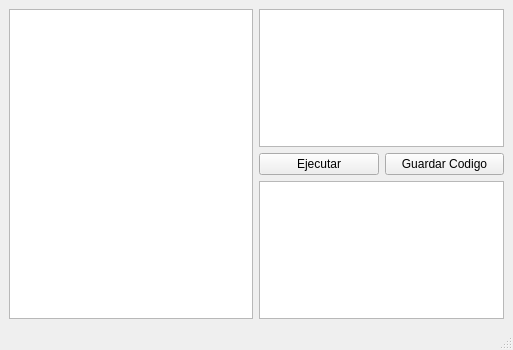
Old version of the form experimental/cargador_de_ejemplos/ui.ui in the repository hugoruscitti/pilas.
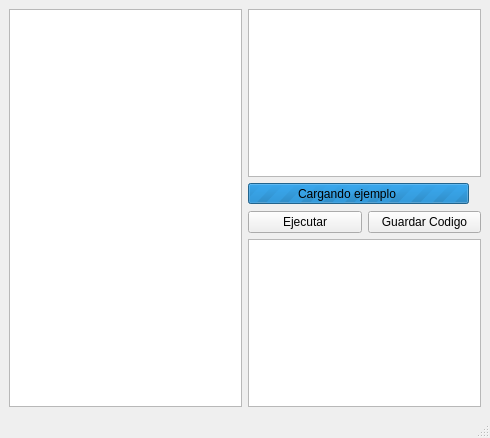
New version of the form.

Commit message: mejorando el cargador de ejemplos para que muestre una barra de progreso cuando esta por correr un juego.

```diff
--- a/experimental/cargador_de_ejemplos/ui.ui
+++ b/experimental/cargador_de_ejemplos/ui.ui
@@ -6,8 +6,8 @@
    <rect>
     <x>0</x>
     <y>0</y>
-    <width>513</width>
-    <height>350</height>
+    <width>490</width>
+    <height>438</height>
    </rect>
   </property>
   <property name="windowTitle">
@@ -23,6 +23,63 @@
       <item>
        <widget class="QGraphicsView" name="imagen"/>
       </item>
+      <item>
+       <widget class="QFrame" name="progreso">
+        <property name="minimumSize">
+         <size>
+          <width>0</width>
+          <height>22</height>
+         </size>
+        </property>
+        <property name="frameShape">
+         <enum>QFrame::NoFrame</enum>
+        </property>
+        <property name="frameShadow">
+         <enum>QFrame::Plain</enum>
+        </property>
+        <property name="lineWidth">
+         <number>0</number>
+        </property>
+        <widget class="QProgressBar" name="progressBar">
+         <property name="geometry">
+          <rect>
+           <x>0</x>
+           <y>0</y>
+           <width>221</width>
+           <height>21</height>
+          </rect>
+         </property>
+         <property name="maximum">
+          <number>0</number>
+         </property>
+         <property name="value">
+          <number>-1</number>
+         </property>
+         <property name="textVisible">
+          <bool>true</bool>
+         </property>
+         <property name="invertedAppearance">
+          <bool>false</bool>
+         </property>
+         <property name="textDirection">
+          <enum>QProgressBar::BottomToTop</enum>
+         </property>
+        </widget>
+        <widget class="QLabel" name="label">
+         <property name="geometry">
+          <rect>
+           <x>50</x>
+           <y>0</y>
+           <width>131</width>
+           <height>21</height>
+          </rect>
+         </property>
+         <property name="text">
+          <string>Cargando ejemplo</string>
+         </property>
+        </widget>
+       </widget>
+      </item>
       <item>
        <layout class="QHBoxLayout" name="horizontalLayout">
         <item>
```
Left out of the diff: 2 changed lines with no effect on the pictures. The commit also changes 2 other files.
